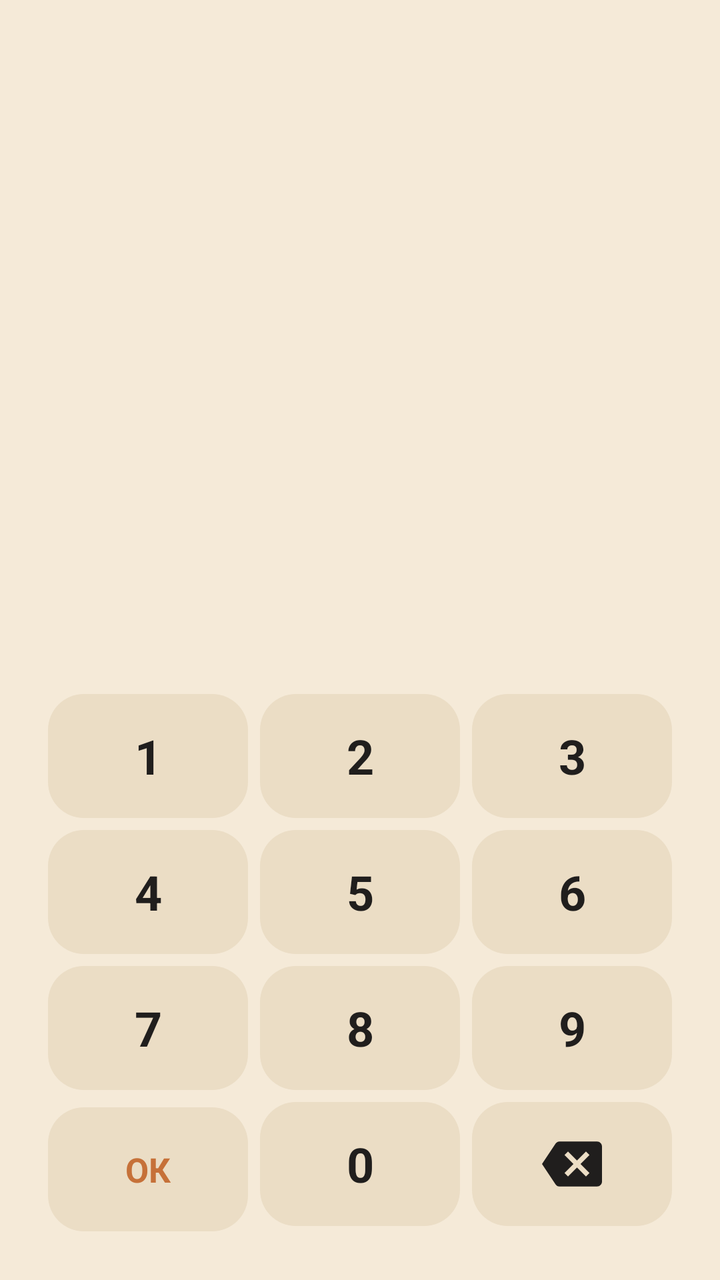
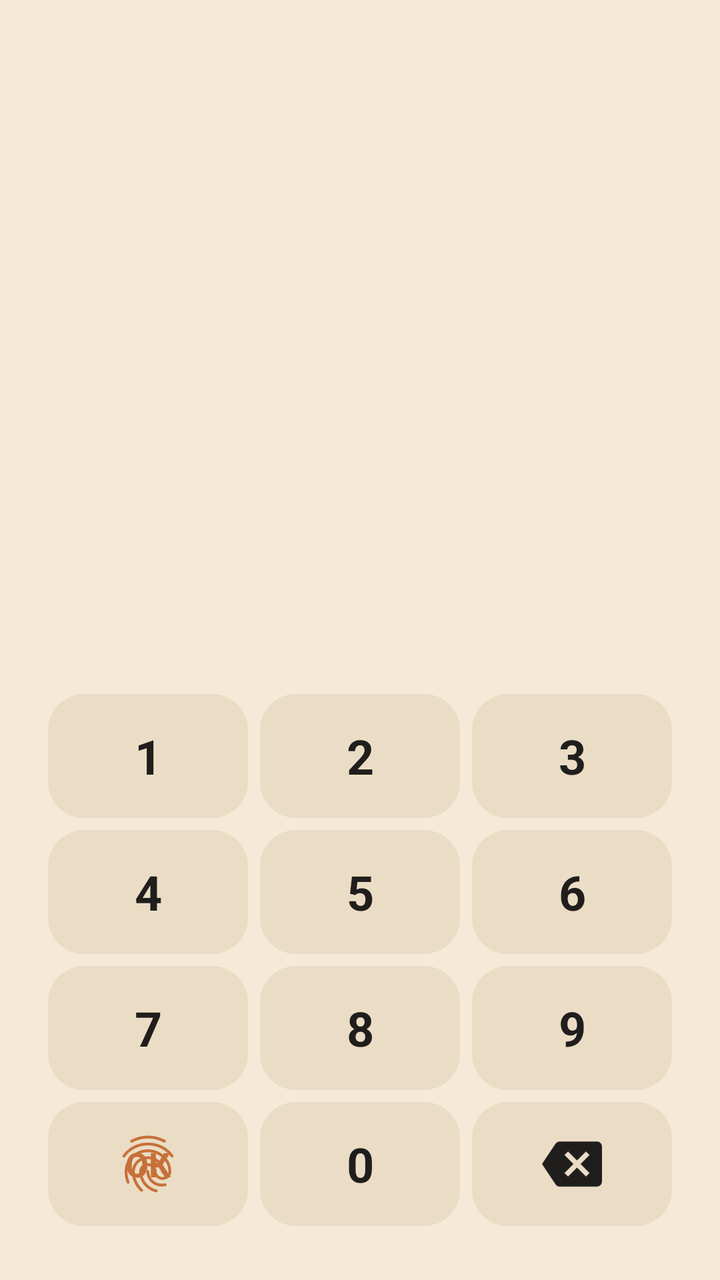

Compare the two renders of this Android layout. The source of the first and the diff that turns it into the second are given below.
<!-- AndroidManifest.xml: activity theme AppTheme.NoActionBar -->
<!-- res/layout/activity_lock.xml -->
<?xml version="1.0" encoding="utf-8"?>
<LinearLayout xmlns:android="http://schemas.android.com/apk/res/android"
    android:layout_width="match_parent"
    android:layout_height="match_parent"
    android:orientation="vertical"
    android:gravity="center_horizontal"
    android:background="@color/colorBackground"
    android:paddingLeft="21dp"
    android:paddingRight="21dp"
    android:paddingBottom="24dp">

    <View
        android:layout_width="match_parent"
        android:layout_height="0dp"
        android:layout_weight="1"/>

    <ImageView
        android:layout_width="64dp"
        android:layout_height="64dp"
        android:src="@mipmap/main_icon"
        android:contentDescription="@null"/>

    <TextView
        android:id="@+id/lockTitle"
        android:layout_width="wrap_content"
        android:layout_height="wrap_content"
        android:layout_marginTop="16dp"
        android:textSize="22sp"
        android:fontFamily="@font/caprasimo"
        android:textColor="@color/colorTextPrimary"/>

    <TextView
        android:id="@+id/lockMessage"
        android:layout_width="match_parent"
        android:layout_height="wrap_content"
        android:layout_marginTop="8dp"
        android:minLines="2"
        android:gravity="center"
        android:textSize="13.5sp"
        android:textColor="@color/colorTextSecondary"/>

    <LinearLayout
        android:id="@+id/lockDots"
        android:layout_width="wrap_content"
        android:layout_height="wrap_content"
        android:layout_marginTop="12dp"
        android:orientation="horizontal"/>

    <View
        android:layout_width="match_parent"
        android:layout_height="0dp"
        android:layout_weight="1"/>

    <LinearLayout
        android:id="@+id/lockKeypad"
        android:layout_width="match_parent"
        android:layout_height="wrap_content"
        android:orientation="vertical">

        <LinearLayout
            android:layout_width="match_parent"
            android:layout_height="wrap_content"
            android:orientation="horizontal">
            <TextView style="@style/LockKey" android:tag="1" android:text="1"/>
            <TextView style="@style/LockKey" android:tag="2" android:text="2"/>
            <TextView style="@style/LockKey" android:tag="3" android:text="3"/>
        </LinearLayout>

        <LinearLayout
            android:layout_width="match_parent"
            android:layout_height="wrap_content"
            android:orientation="horizontal">
            <TextView style="@style/LockKey" android:tag="4" android:text="4"/>
            <TextView style="@style/LockKey" android:tag="5" android:text="5"/>
            <TextView style="@style/LockKey" android:tag="6" android:text="6"/>
        </LinearLayout>

        <LinearLayout
            android:layout_width="match_parent"
            android:layout_height="wrap_content"
            android:orientation="horizontal">
            <TextView style="@style/LockKey" android:tag="7" android:text="7"/>
            <TextView style="@style/LockKey" android:tag="8" android:text="8"/>
            <TextView style="@style/LockKey" android:tag="9" android:text="9"/>
        </LinearLayout>

        <LinearLayout
            android:layout_width="match_parent"
            android:layout_height="wrap_content"
            android:orientation="horizontal">
            <TextView
                android:id="@+id/lockKeyOk"
                style="@style/LockKey"
                android:tag="ok"
                android:text="ОК"
                android:textSize="17sp"
                android:textColor="@color/colorPrimary"/>
            <TextView style="@style/LockKey" android:tag="0" android:text="0"/>
            <ImageView
                style="@style/LockKey"
                android:padding="16dp"
                android:scaleType="fitCenter"
                android:contentDescription="Стереть"
                android:src="@drawable/ic_backspace"
                android:tag="del"/>
        </LinearLayout>
    </LinearLayout>
</LinearLayout>
<!-- resources referenced by this layout -->
<resources>
  <color name="colorBackground">#F5EAD8</color>
  <color name="colorPrimary">#C67139</color>
  <color name="colorTextPrimary">#201E1D</color>
  <color name="colorTextSecondary">#82796A</color>
  <!-- drawable ic_backspace (drawable) -->
  <?xml version="1.0" encoding="utf-8"?>
  
  <vector xmlns:android="http://schemas.android.com/apk/res/android"
      android:width="24dp"
      android:height="24dp"
      android:viewportWidth="24"
      android:viewportHeight="24">
      <path
          android:fillColor="@color/colorTextPrimary"
          android:pathData="M22,3H7C6.31,3 5.77,3.35 5.41,3.88L0,12l5.41,8.11C5.77,20.64 6.31,21 7,21h15c1.1,0 2,-0.9 2,-2V5C24,3.9 23.1,3 22,3zM19,15.59L17.59,17 14,13.41 10.41,17 9,15.59 12.59,12 9,8.41 10.41,7 14,10.59 17.59,7 19,8.41 15.41,12 19,15.59z"/>
  </vector>
  <!-- mipmap main_icon: png bitmap (drawable, 350048 bytes) -->
  <style name="LockKey" parent="KeypadKey">
          <item name="android:layout_height">62dp</item>
          <item name="android:textSize">24sp</item>
          <item name="android:onClick">onLockKey</item>
      </style>
  <style name="AppTheme.NoActionBar">
          <item name="windowActionBar">false</item>
          <item name="windowNoTitle">true</item>
      </style>
  <style name="KeypadKey">
          <item name="android:layout_width">0dp</item>
          <item name="android:layout_height">48dp</item>
          <item name="android:layout_weight">1</item>
          <item name="android:layout_margin">3dp</item>
          <item name="android:background">@drawable/bg_key</item>
          <item name="android:clickable">true</item>
          <item name="android:focusable">true</item>
          <item name="android:gravity">center</item>
          <item name="android:textColor">@color/colorTextPrimary</item>
          <item name="android:textSize">21sp</item>
          <item name="android:textStyle">bold</item>
      </style>
  <!-- drawable bg_key (drawable) -->
  <?xml version="1.0" encoding="utf-8"?>
  
  <ripple xmlns:android="http://schemas.android.com/apk/res/android"
      android:color="@color/colorPrimaryLight">
      <item>
          <shape>
              <solid android:color="@color/colorSurfaceAlt"/>
              <corners android:radius="18dp"/>
          </shape>
      </item>
  </ripple>
  <color name="colorPrimaryLight">#F6A06B</color>
  <color name="colorSurfaceAlt">#EBDDC5</color>
</resources>

<!-- the commit's change to res/layout/activity_lock.xml (unified diff, before → after) -->
@@ -88,13 +88,28 @@
             android:layout_width="match_parent"
             android:layout_height="wrap_content"
             android:orientation="horizontal">
-            <TextView
-                android:id="@+id/lockKeyOk"
+            <FrameLayout
+                android:id="@+id/lockKeyLeft"
                 style="@style/LockKey"
-                android:tag="ok"
-                android:text="ОК"
-                android:textSize="17sp"
-                android:textColor="@color/colorPrimary"/>
+                android:tag="left">
+                <TextView
+                    android:id="@+id/lockKeyOk"
+                    android:layout_width="match_parent"
+                    android:layout_height="match_parent"
+                    android:gravity="center"
+                    android:text="ОК"
+                    android:textSize="17sp"
+                    android:textStyle="bold"
+                    android:textColor="@color/colorPrimary"/>
+                <ImageView
+                    android:id="@+id/lockKeyBio"
+                    android:layout_width="match_parent"
+                    android:layout_height="match_parent"
+                    android:padding="14dp"
+                    android:scaleType="fitCenter"
+                    android:contentDescription="Вход по отпечатку"
+                    android:src="@drawable/ic_fingerprint"/>
+            </FrameLayout>
             <TextView style="@style/LockKey" android:tag="0" android:text="0"/>
             <ImageView
                 style="@style/LockKey"
<!-- resource entries referenced after the edit -->
@@ -16,6 +16,7 @@
           android:fillColor="@color/colorTextPrimary"
           android:pathData="M22,3H7C6.31,3 5.77,3.35 5.41,3.88L0,12l5.41,8.11C5.77,20.64 6.31,21 7,21h15c1.1,0 2,-0.9 2,-2V5C24,3.9 23.1,3 22,3zM19,15.59L17.59,17 14,13.41 10.41,17 9,15.59 12.59,12 9,8.41 10.41,7 14,10.59 17.59,7 19,8.41 15.41,12 19,15.59z"/>
   </vector>
+  <!-- drawable ic_fingerprint: vector/xml drawable (drawable, 2403 chars, omitted) -->
   <!-- mipmap main_icon: png bitmap (drawable, 350048 bytes) -->
   <style name="LockKey" parent="KeypadKey">
           <item name="android:layout_height">62dp</item>
